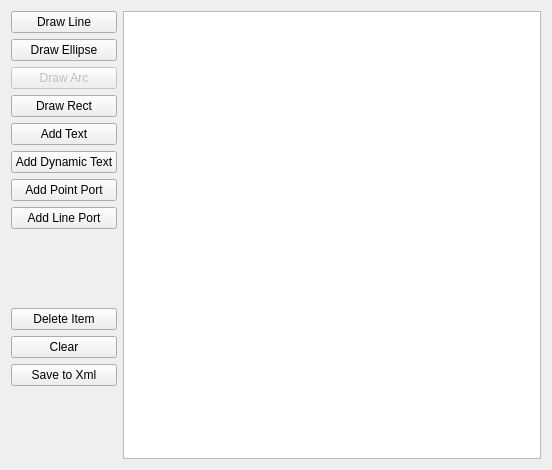
This is unreal/trunk/qrgui/mainwindow/shapeEdit/shapeEdit.ui in qreal/qreal as Qt 5 draws it before an edit. The edited form follows.
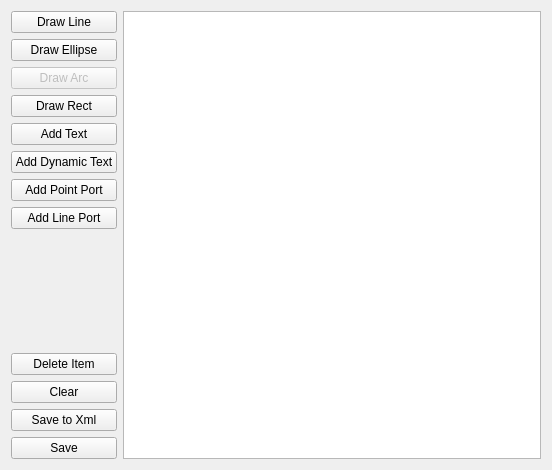
This is the edited form.

```diff
--- a/unreal/trunk/qrgui/mainwindow/shapeEdit/shapeEdit.ui
+++ b/unreal/trunk/qrgui/mainwindow/shapeEdit/shapeEdit.ui
@@ -77,7 +77,7 @@
     </widget>
    </item>
    <item row="11" column="0">
-    <widget class="QPushButton" name="saveButton">
+    <widget class="QPushButton" name="saveToXmlButton">
      <property name="text">
       <string>Save to Xml</string>
      </property>
@@ -97,6 +97,13 @@
      </property>
     </widget>
    </item>
+   <item row="12" column="0">
+    <widget class="QPushButton" name="saveButton">
+     <property name="text">
+      <string>Save</string>
+     </property>
+    </widget>
+   </item>
   </layout>
  </widget>
  <resources/>
```
